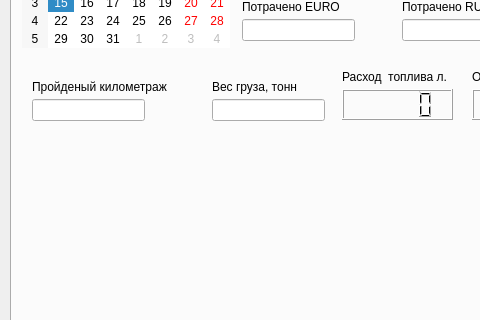
First picture: the form in Design_load.ui, repository huntersn32/prog_car, before the edit; both pictures show x 0 to 480 and y 177 to 497 of the 800 by 633 pixel window.
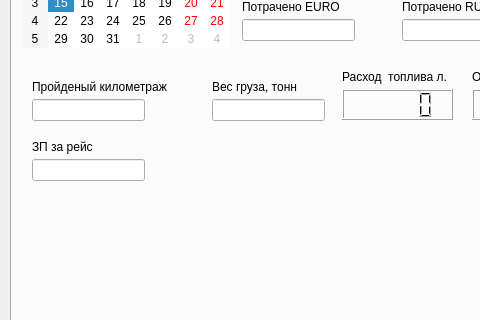
Second picture: the form after the edit. Icons and pictures are not drawn.

Diff of the .ui file:
```diff
--- a/Design_load.ui
+++ b/Design_load.ui
@@ -650,6 +650,29 @@
        </rect>
       </property>
      </widget>
+     <widget class="QLabel" name="label_16">
+      <property name="geometry">
+       <rect>
+        <x>20</x>
+        <y>280</y>
+        <width>81</width>
+        <height>16</height>
+       </rect>
+      </property>
+      <property name="text">
+       <string>ЗП за рейс</string>
+      </property>
+     </widget>
+     <widget class="QLineEdit" name="zp_cash">
+      <property name="geometry">
+       <rect>
+        <x>20</x>
+        <y>300</y>
+        <width>113</width>
+        <height>22</height>
+       </rect>
+      </property>
+     </widget>
     </widget>
     <widget class="QWidget" name="TabDriver">
      <attribute name="icon">
```
